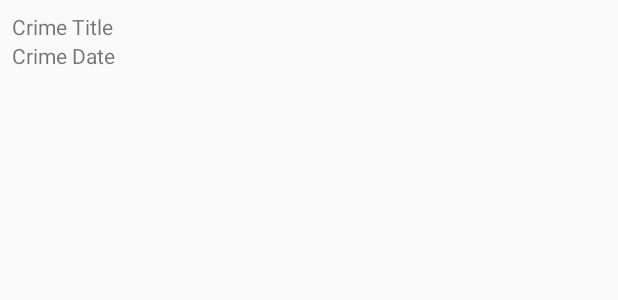
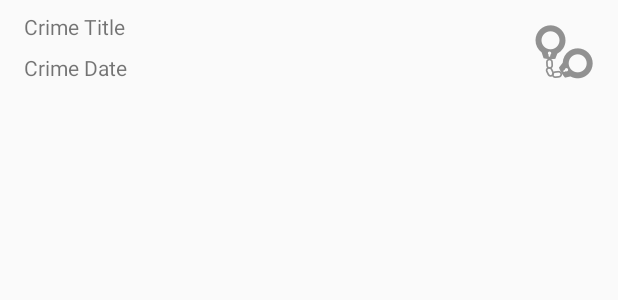
Before and after one commit to duydung2007/IOTLink_Android_Learning, an Android app: the layout list_item_crime.xml on its own in the app's theme, with its tools: preview values and no code run, on a phone screen of 412 x 824 dp. Shown: the top 300 px of the screen. Run offline under Robolectric (Android 15) with nearby library versions, the phone set to English and light mode, and no system bars.

Commit message:
- Chapter 9: Creating User Interfaces with Layouts and Widgets

```diff
--- a/CriminalIntent/app/src/main/java/android/bignerdranch/com/CrimeListFragment.kt
+++ b/CriminalIntent/app/src/main/java/android/bignerdranch/com/CrimeListFragment.kt
@@ -8,6 +8,7 @@ import android.support.v7.widget.RecyclerView
 import android.view.LayoutInflater
 import android.view.View
 import android.view.ViewGroup
+import android.widget.ImageView
 import android.widget.TextView
 import android.widget.Toast
 
@@ -35,10 +36,12 @@ class CrimeListFragment : Fragment() {
         : RecyclerView.ViewHolder(inflater.inflate(R.layout.list_item_crime, parent, false)), View.OnClickListener {
         private var mTitleTextView: TextView? = null
         private var mDateTextView: TextView? = null
+        private var mSolvedImageView: ImageView? = null
         private var mCrime: Crime? = null
         init {
             mTitleTextView = itemView.findViewById(R.id.crime_title) as TextView
             mDateTextView = itemView.findViewById(R.id.crime_date) as TextView
+            mSolvedImageView = itemView.findViewById(R.id.crime_solved) as ImageView
             itemView.setOnClickListener(this)
         }
 
@@ -46,6 +49,7 @@ class CrimeListFragment : Fragment() {
             mCrime = crime
             mTitleTextView?.text = mCrime?.getTitle()
             mDateTextView?.text = mCrime?.getDate().toString()
+            mSolvedImageView?.visibility = if (crime.isSolved() == true) View.VISIBLE else View.GONE
         }
 
         override fun onClick(p0: View?) {
--- a/CriminalIntent/app/src/main/res/layout/list_item_crime.xml
+++ b/CriminalIntent/app/src/main/res/layout/list_item_crime.xml
@@ -1,18 +1,47 @@
 <?xml version="1.0" encoding="utf-8"?>
-<LinearLayout xmlns:android="http://schemas.android.com/apk/res/android"
-              android:layout_width="match_parent"
-              android:layout_height="wrap_content"
-              android:padding="8dp"
-              android:orientation="vertical">
+<android.support.constraint.ConstraintLayout
+        xmlns:android="http://schemas.android.com/apk/res/android"
+        xmlns:app="http://schemas.android.com/apk/res-auto" xmlns:tools="http://schemas.android.com/tools"
+        android:layout_width="match_parent"
+        android:layout_height="wrap_content"
+        android:id="@+id/linearLayout">
 
     <TextView
             android:text="Crime Title"
-            android:layout_width="match_parent"
+            android:layout_width="0dp"
             android:layout_height="wrap_content"
-            android:id="@+id/crime_title"/>
+            android:id="@+id/crime_title"
+            app:layout_constraintTop_toTopOf="parent"
+            android:layout_marginTop="8dp"
+            app:layout_constraintStart_toStartOf="parent"
+            android:layout_marginLeft="16dp"
+            android:layout_marginStart="16dp"
+            app:layout_constraintEnd_toStartOf="@+id/crime_solved"
+            android:layout_marginEnd="8dp"
+            android:layout_marginRight="8dp"/>
     <TextView
             android:text="Crime Date"
-            android:layout_width="match_parent"
+            android:layout_width="0dp"
             android:layout_height="wrap_content"
-            android:id="@+id/crime_date"/>
-</LinearLayout>
+            android:id="@+id/crime_date"
+            app:layout_constraintStart_toStartOf="parent"
+            android:layout_marginLeft="16dp"
+            android:layout_marginStart="16dp"
+            android:layout_marginTop="8dp"
+            app:layout_constraintTop_toBottomOf="@+id/crime_title"
+            app:layout_constraintEnd_toStartOf="@+id/crime_solved"
+            android:layout_marginEnd="8dp"
+            android:layout_marginRight="8dp"/>
+    <ImageView
+            android:layout_width="wrap_content"
+            android:layout_height="wrap_content"
+            app:srcCompat="@mipmap/ic_solved"
+            android:id="@+id/crime_solved"
+            android:layout_marginTop="16dp"
+            app:layout_constraintTop_toTopOf="parent"
+            android:layout_marginBottom="16dp"
+            app:layout_constraintBottom_toBottomOf="parent"
+            app:layout_constraintEnd_toEndOf="parent"
+            android:layout_marginEnd="16dp"
+            android:layout_marginRight="16dp"/>
+</android.support.constraint.ConstraintLayout>
```
Also changed, not shown: CriminalIntent/app/src/main/res/mipmap-hdpi/ic_solved.png (added), CriminalIntent/app/src/main/res/mipmap-mdpi/ic_solved.png (added), CriminalIntent/app/src/main/res/mipmap-xhdpi/ic_solved.png (added), CriminalIntent/app/src/main/res/mipmap-xxhdpi/ic_solved.png (added), CriminalIntent/app/src/main/res/mipmap-xxxhdpi/ic_solved.png (added).
